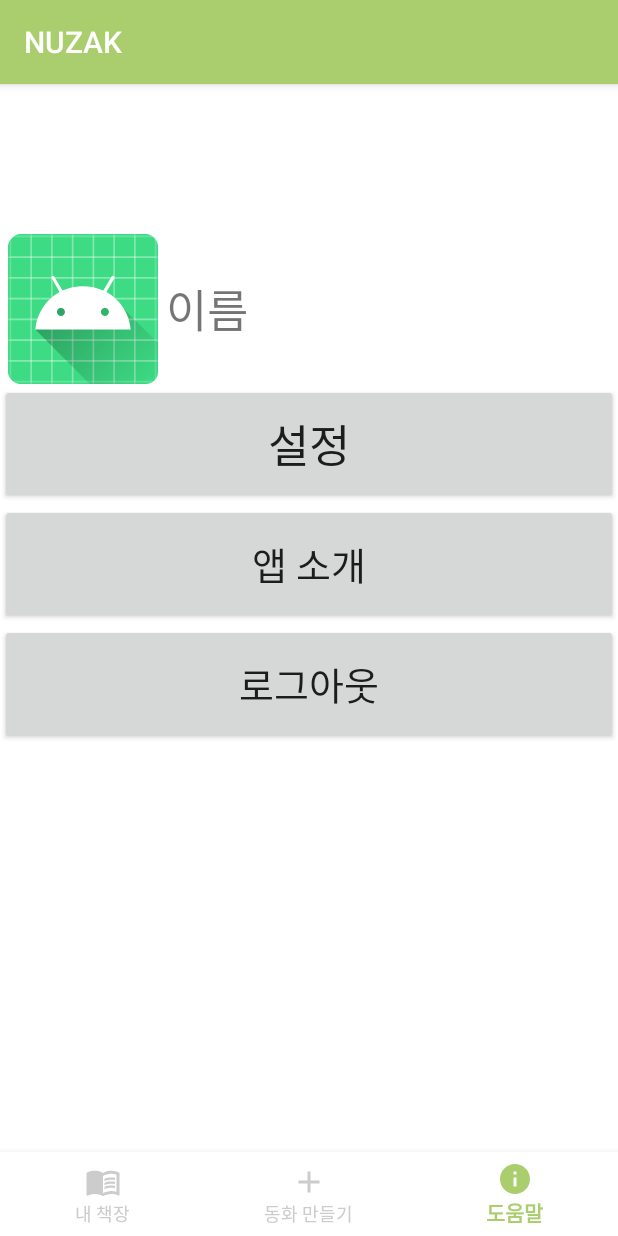
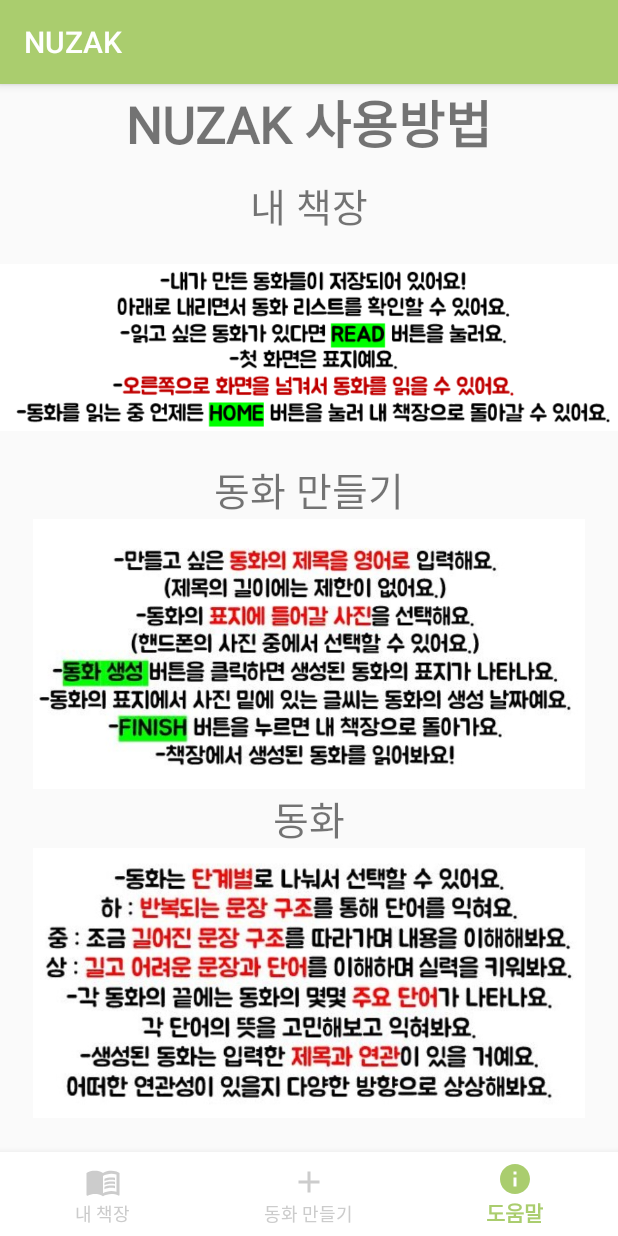
Before and after one commit to sowon0815/NUZAK, an Android app: the screen it shows after launch (MainActivity), item 3 of the bottom bar chosen, on a phone screen of 412 x 824 dp. Run offline under Robolectric (Android 15) with nearby library versions, the phone set to English and light mode, and no system bars; Roboto replaces fonts that are not available here; 1 statement that could not run was skipped.

Commit message:
20211113 updated

```diff
--- a/app/src/main/res/layout/fragment3.xml
+++ b/app/src/main/res/layout/fragment3.xml
@@ -3,54 +3,83 @@
     xmlns:app="http://schemas.android.com/apk/res-auto"
     android:layout_width="match_parent"
     android:layout_height="match_parent"
-    android:background="#FFFFFF"
-    android:orientation="vertical" >
+    android:orientation="vertical">
 
     <LinearLayout
         android:layout_width="match_parent"
-        android:layout_height="wrap_content"
-        android:layout_marginLeft="5sp"
-        android:layout_marginTop="100dp"
-        android:layout_marginRight="5sp"
-        android:orientation="horizontal">
-
-        <ImageView
-            android:id="@+id/imageView"
-            android:layout_width="100dp"
-            android:layout_height="100dp"
-            android:scaleType="fitXY"
-            app:srcCompat="@mipmap/ic_launcher" />
+        android:layout_height="match_parent"
+        android:orientation="vertical">
 
         <TextView
-            android:id="@+id/textView6"
+            android:id="@+id/textView9"
             android:layout_width="match_parent"
             android:layout_height="wrap_content"
-            android:layout_gravity="center"
-            android:layout_marginLeft="5dp"
-            android:layout_marginRight="5dp"
-            android:text="이름"
-            android:textSize="30sp" />
+            android:background="#00000000"
+            android:fontFamily="@font/bmjua"
+            android:text="NUZAK 사용방법"
+            android:textAlignment="center"
+            android:textSize="34sp"
+            android:textStyle="bold" />
+
+        <ScrollView
+            android:layout_width="match_parent"
+            android:layout_height="match_parent"
+            android:layout_weight="1">
+
+            <LinearLayout
+                android:layout_width="match_parent"
+                android:layout_height="match_parent"
+                android:orientation="vertical">
+
+                <TextView
+                    android:id="@+id/textView6"
+                    android:layout_width="match_parent"
+                    android:layout_height="wrap_content"
+                    android:layout_marginTop="10dp"
+                    android:fontFamily="@font/bmjua"
+                    android:text="내 책장"
+                    android:textAlignment="center"
+                    android:textSize="26sp" />
+
+                <ImageView
+                    android:id="@+id/imageView2"
+                    android:layout_width="match_parent"
+                    android:layout_height="150dp"
+                    app:srcCompat="@drawable/exp_1" />
+
+                <TextView
+                    android:id="@+id/textView11"
+                    android:layout_width="match_parent"
+                    android:layout_height="wrap_content"
+                    android:fontFamily="@font/bmjua"
+                    android:text="동화 만들기"
+                    android:textAlignment="center"
+                    android:textSize="26sp" />
+
+                <ImageView
+                    android:id="@+id/imageView3"
+                    android:layout_width="match_parent"
+                    android:layout_height="180dp"
+                    app:srcCompat="@drawable/exp_2" />
+
+                <TextView
+                    android:id="@+id/textView13"
+                    android:layout_width="match_parent"
+                    android:layout_height="wrap_content"
+                    android:layout_weight="1"
+                    android:fontFamily="@font/bmjua"
+                    android:text="동화"
+                    android:textAlignment="center"
+                    android:textSize="26sp" />
+
+                <ImageView
+                    android:id="@+id/imageView4"
+                    android:layout_width="match_parent"
+                    android:layout_height="180dp"
+                    app:srcCompat="@drawable/exp_3" />
+            </LinearLayout>
+        </ScrollView>
+
     </LinearLayout>
 
-    <Button
-        android:id="@+id/button"
-        android:layout_width="match_parent"
-        android:layout_height="80dp"
-        android:text="설정"
-        android:textSize="30sp" />
-
-    <Button
-        android:id="@+id/button2"
-        android:layout_width="match_parent"
-        android:layout_height="80dp"
-        android:text="앱 소개"
-        android:textSize="25sp" />
-
-    <Button
-        android:id="@+id/button3"
-        android:layout_width="match_parent"
-        android:layout_height="80dp"
-        android:text="로그아웃"
-        android:textSize="25sp" />
-
 </LinearLayout>
```
